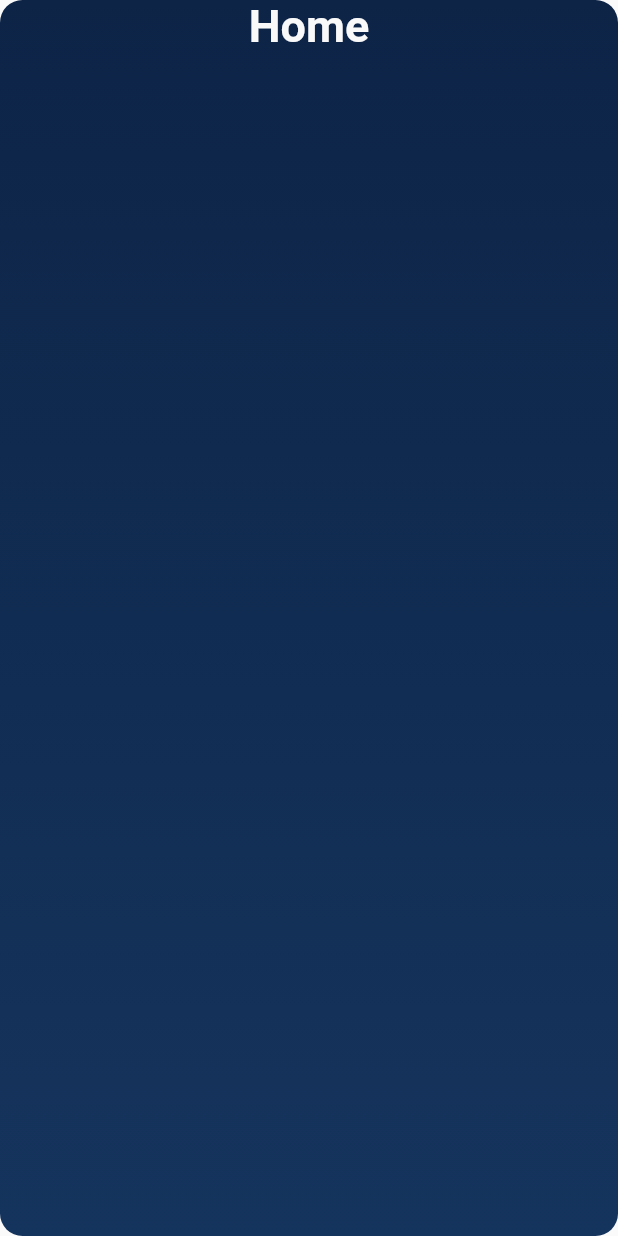
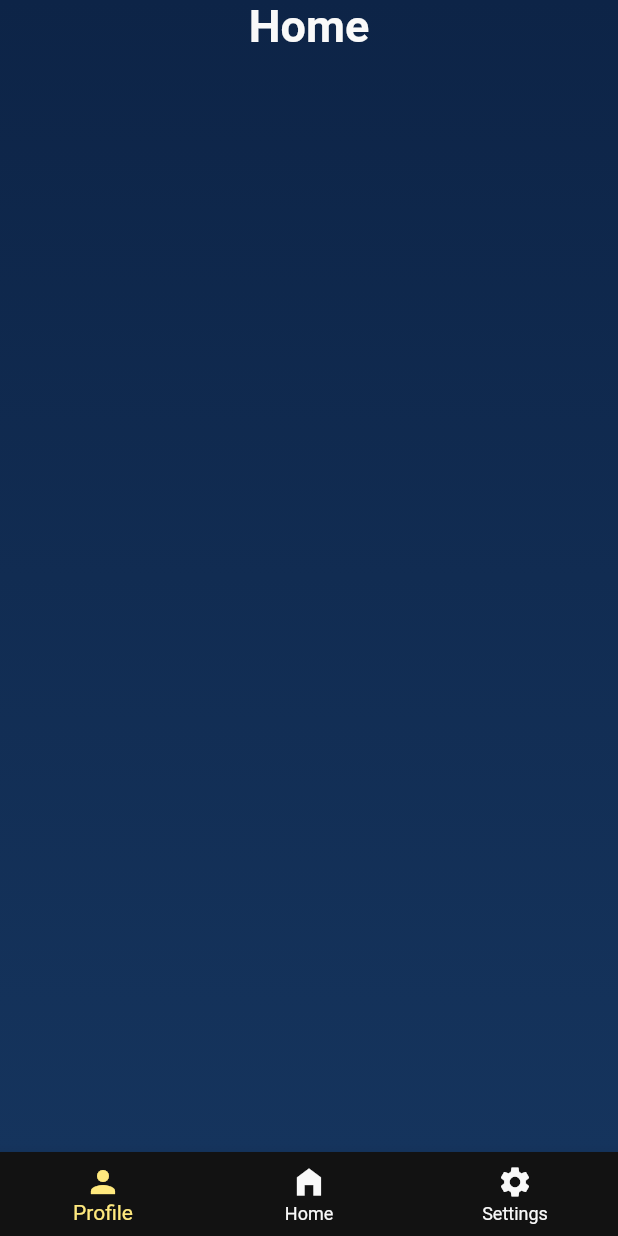
Before and after one commit to errorTeamNameNotFound/HackDFW, a Flutter app: the screen it shows after launch, on a phone screen of 412 x 824 dp. Run offline on Flutter 3.47's test engine with Material 2 defaults, Android fonts, the phone set to English and light mode, and no system bars.

Commit message:
added nav bar

```diff
--- a/lib/pages/homepage.dart
+++ b/lib/pages/homepage.dart
@@ -7,18 +7,55 @@ class HomePage extends StatefulWidget {
 }
 
 class _HomePageState extends State<HomePage> {
+  int _selectedIndex = 0;
+
+  static const List<Widget> _widgetOption = <Widget>[
+    Text("Home"),
+    Text("Profile"),
+    Text("Chat"),
+  ];
+
+  void _onItemTapped(int index) {
+    setState(() {
+      _selectedIndex = index;
+    });
+  }
+
   @override
   Widget build(BuildContext context) {
     return Scaffold(
+      bottomNavigationBar: BottomNavigationBar(
+        unselectedItemColor: Styles.kOffWhite,
+        backgroundColor: Styles.kGray,
+        items: const <BottomNavigationBarItem>[
+          BottomNavigationBarItem(
+            icon: Icon(Icons.person),
+            label: 'Profile',
+            backgroundColor: Styles.kOffWhite,
+          ),
+          BottomNavigationBarItem(
+            icon: Icon(Icons.home_filled),
+            label: 'Home',
+            backgroundColor: Styles.kOffWhite,
+          ),
+          BottomNavigationBarItem(
+            icon: Icon(Icons.settings),
+            label: 'Settings',
+            backgroundColor: Styles.kOffWhite,
+          ),
+        ],
+        currentIndex: _selectedIndex,
+        selectedItemColor: Styles.kYellow,
+        onTap: _onItemTapped,
+      ),
       body: Stack(
         children: <Widget>[
           /*
           Background
            */
           Container(
-            decoration: BoxDecoration(
-              borderRadius: BorderRadius.circular(15),
-              gradient: const LinearGradient(
+            decoration: const BoxDecoration(
+              gradient: LinearGradient(
                 begin: Alignment.topCenter,
                 end: Alignment
                     .bottomCenter, // 10% of the width, so there are ten blinds.
@@ -46,6 +83,14 @@ class _HomePageState extends State<HomePage> {
                     ),
                   ),
                 ),
+                /*
+                Recent matches
+                 */
+                // Row(
+                //   children: <Widget>[
+                //     Text("Testing"),
+                //   ],
+                // ),
               ],
             ),
           ),
--- a/lib/styles.dart
+++ b/lib/styles.dart
@@ -10,5 +10,5 @@ class Styles {
   static const kDarkBlue = Color(0xff0D2447);
   static const kBlue = Color(0xff15345D);
   static const kYellow = Color(0xffFFE97E);
-  static const kGray = Color(0xff2c2c2c);
+  static const kGray = Color(0xff121212);
 }
```
